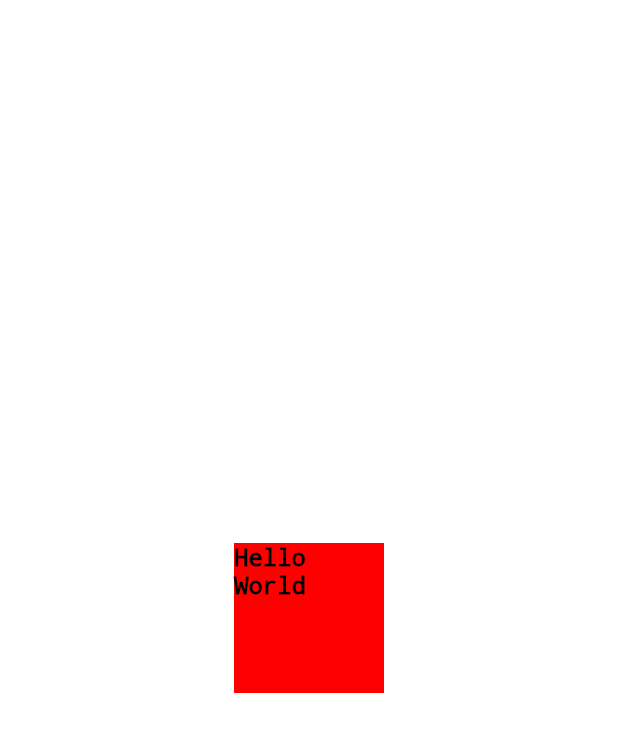
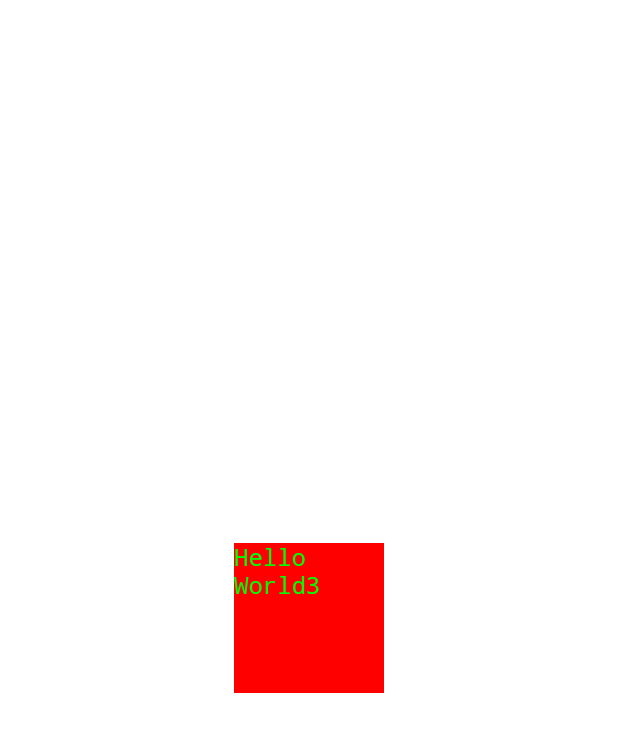
Before and after one commit to Fishbonelsy/FlutterDSL, a Flutter app: the screen it shows after launch, on a phone screen of 412 x 824 dp. Shown: the top 732 px of the screen. Run offline on Flutter 3.47's test engine with Material 2 defaults, Android fonts, the phone set to English and light mode, and no system bars.

Commit message:
增加text属性

```diff
--- a/lib/main.dart
+++ b/lib/main.dart
@@ -34,8 +34,9 @@ class MyHomePage extends StatelessWidget {
 
     final node = TextNode();
     final attrs = Map<String, String>();
-    attrs['text'] = 'Hello World';
+    attrs['text'] = 'Hello World3';
     attrs['textSize'] = '16.0';
+    attrs['textColor'] = '#00FF00';
     attrs['width'] = '100.0';
     attrs['height'] = '100.0';
     attrs['backgroundColor'] = '0xFFFF0000';
--- a/lib/template_node.dart
+++ b/lib/template_node.dart
@@ -58,15 +58,16 @@ class Attr {
 }
 
 class TextNode extends TemplateNode {
-
   @override
   Widget internalBuild() {
     Widget child = Text(
       text,
+      maxLines: maxLines,
       style: TextStyle(
         fontSize: textSize,
         color: color,
         decoration: TextDecoration.none,
+        fontWeight: fontWeight,
       ),
     );
     return child;
@@ -77,7 +78,21 @@ class TextNode extends TemplateNode {
   double get textSize =>
       getAttr('textSize') != null ? double.parse(getAttr('textSize')) : 14.0;
 
-  Color get color => getAttr('color') != null
-      ? Color(int.parse(getAttr('color')))
-      : Colors.black;
+  int get maxLines =>
+      getAttr('maxLines') != null ? int.parse(getAttr('maxLines')) : null;
+
+  Color get color {
+    final attrStr = getAttr('textColor') ?? '#FFFFFF';
+    final prefix = attrStr.length == 7 ? '0xFF' : '0x';
+    final colorStr = prefix + attrStr.substring(1, attrStr.length);
+    return Color(int.parse(colorStr));
+  }
+
+  FontWeight get fontWeight {
+    if (getAttr('textStyle') != null && getAttr('textStyle') == 'bold') {
+      return FontWeight.bold;
+    }
+
+    return FontWeight.normal;
+  }
 }
```
Also changed, not shown: pubspec.lock, 1 other file.
